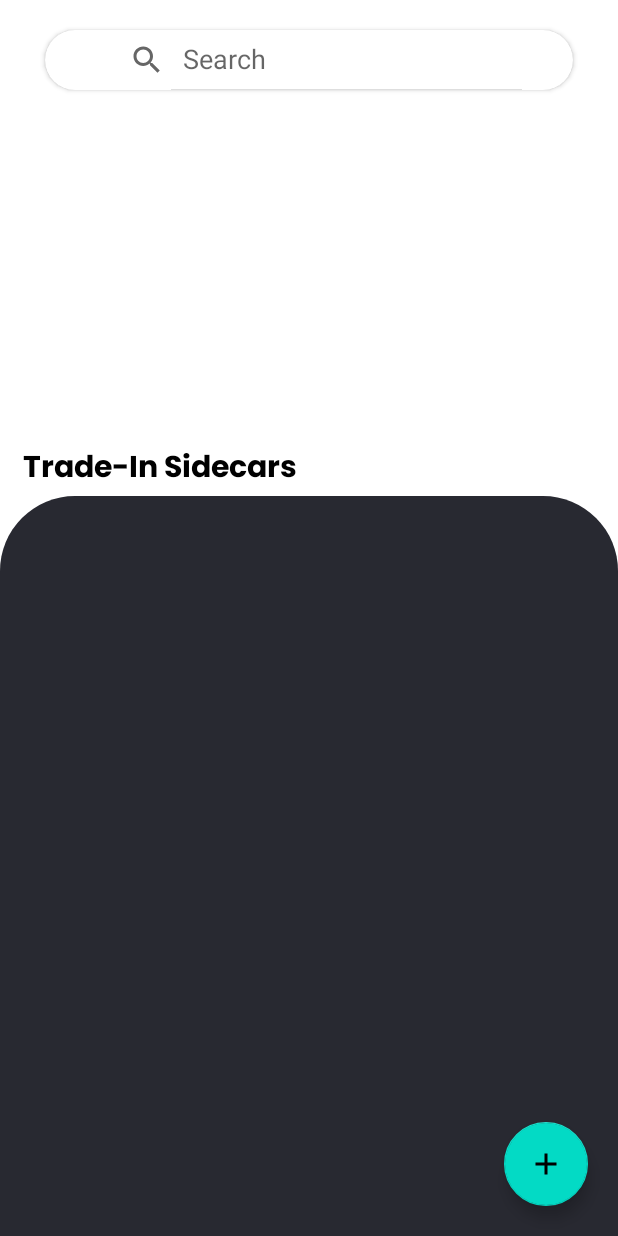
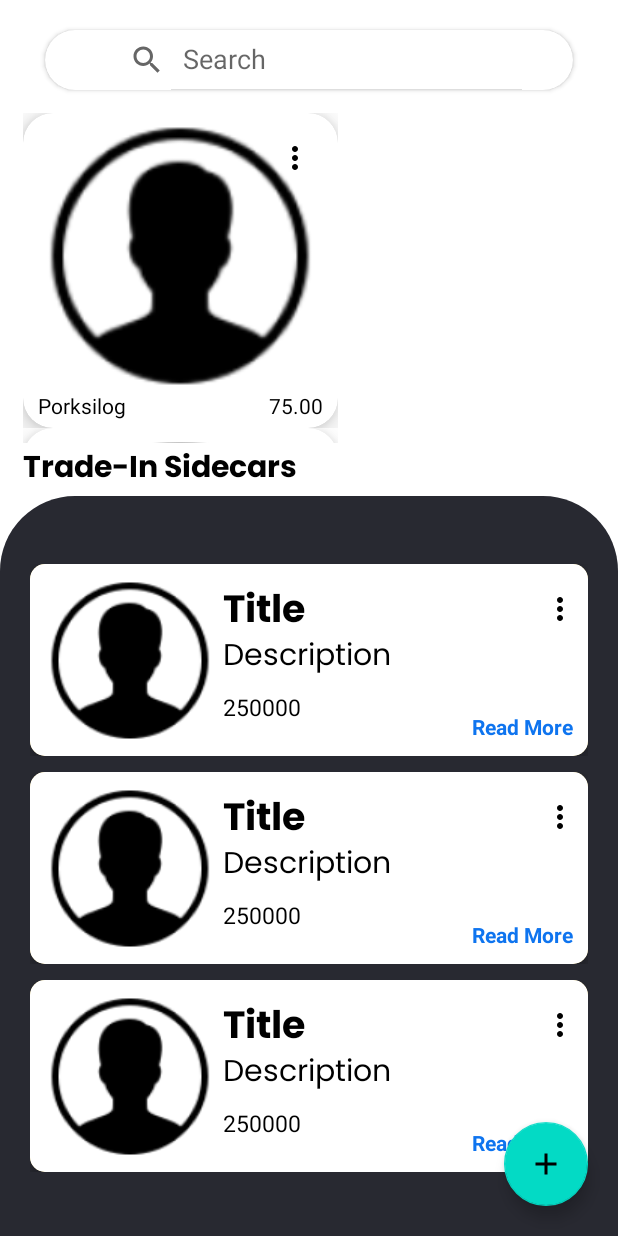
Before and after one commit to jayaustin1122/Tricy_GO, an Android app: the layout fragment_home.xml on its own in the app's theme, with its tools: preview values and no code run, on a phone screen of 412 x 824 dp. Run offline under Robolectric (Android 15) with nearby library versions, the phone set to English and light mode, and no system bars.

Commit message:
Home User

```diff
--- a/app/src/main/AndroidManifest.xml
+++ b/app/src/main/AndroidManifest.xml
@@ -1,8 +1,10 @@
 <?xml version="1.0" encoding="utf-8"?>
 <manifest xmlns:android="http://schemas.android.com/apk/res/android"
     xmlns:tools="http://schemas.android.com/tools">
+
     <uses-permission android:name="android.permission.INTERNET" />
     <uses-permission android:name="com.google.android.c2dm.permission.RECEIVE" />
+
     <application
         android:allowBackup="true"
         android:dataExtractionRules="@xml/data_extraction_rules"
@@ -12,6 +14,9 @@
         android:supportsRtl="true"
         android:theme="@style/Theme.TricyGo_Final"
         tools:targetApi="31">
+        <activity
+            android:name=".TricyDetailsActivity"
+            android:exported="false" />
         <activity
             android:name=".MainActivity"
             android:exported="true">
--- a/app/src/main/java/com/example/tricygo_final/admin/tabs/AddOns.kt
+++ b/app/src/main/java/com/example/tricygo_final/admin/tabs/AddOns.kt
@@ -122,6 +122,7 @@ class AddOns : BottomSheetDialogFragment()  {
         val addOns = AddOnModel(
             uid = uid,
             name = name,
+            price = price,
             description = description,
             image = imgUrl,
             currentDate = currentDate,
--- a/app/src/main/java/com/example/tricygo_final/admin/tabs/AddTradeIn.kt
+++ b/app/src/main/java/com/example/tricygo_final/admin/tabs/AddTradeIn.kt
@@ -121,6 +121,7 @@ class AddTradeIn: BottomSheetDialogFragment() {
         val tradeIn = TradeInModel(
             uid = uid,
             name = name,
+            price = price,
             description = description,
             image = imgUrl,
             currentDate = currentDate,
--- a/app/src/main/java/com/example/tricygo_final/admin/tabs/BottomSheetDialogFragment.kt
+++ b/app/src/main/java/com/example/tricygo_final/admin/tabs/BottomSheetDialogFragment.kt
@@ -125,6 +125,7 @@ class MyBottomSheetDialogFragment : BottomSheetDialogFragment() {
         val tricyModel = TricycleModel(
             uid = uid,
             name = name,
+            price = price,
             description = description,
             image = imgUrl,
             currentDate = currentDate,
--- a/app/src/main/java/com/example/tricygo_final/admin/tabs/HomeFragment.kt
+++ b/app/src/main/java/com/example/tricygo_final/admin/tabs/HomeFragment.kt
@@ -7,6 +7,8 @@ import android.view.View
 import android.view.ViewGroup
 import android.view.animation.Animation
 import android.view.animation.AnimationUtils
+import androidx.cardview.widget.CardView
+import androidx.core.content.ContextCompat
 import com.example.tricygo_final.R
 import com.example.tricygo_final.databinding.FragmentHomeBinding
 
--- a/app/src/main/java/com/example/tricygo_final/models/AddOnModel.kt
+++ b/app/src/main/java/com/example/tricygo_final/models/AddOnModel.kt
@@ -3,7 +3,8 @@ package com.example.tricygo_final.models
 data class AddOnModel(
     val uid: String?,
     val name: String?,
-    val description: String?,
+    val price: String?,
+    val description:String?,
     val image: String?,
     val currentDate: String?,
     val currentTime: String?,
--- a/app/src/main/java/com/example/tricygo_final/models/TradeInModel.kt
+++ b/app/src/main/java/com/example/tricygo_final/models/TradeInModel.kt
@@ -3,6 +3,7 @@ package com.example.tricygo_final.models
 data class TradeInModel(
     val uid: String?,
     val name: String?,
+    val price: String?,
     val description: String?,
     val image: String?,
     val currentDate: String?,
--- a/app/src/main/java/com/example/tricygo_final/models/TricycleModel.kt
+++ b/app/src/main/java/com/example/tricygo_final/models/TricycleModel.kt
@@ -3,6 +3,7 @@ package com.example.tricygo_final.models
 data class TricycleModel(
     val uid: String?,
     val name: String?,
+    val price: String?,
     val description: String?,
     val image: String?,
     val currentDate: String?,
--- /dev/null
+++ b/app/src/main/res/drawable/ic_baseline_more_vert_24.xml
@@ -0,0 +1,5 @@
+<vector android:height="24dp" android:tint="#000000"
+    android:viewportHeight="24" android:viewportWidth="24"
+    android:width="24dp" xmlns:android="http://schemas.android.com/apk/res/android">
+    <path android:fillColor="@android:color/white" android:pathData="M12,8c1.1,0 2,-0.9 2,-2s-0.9,-2 -2,-2 -2,0.9 -2,2 0.9,2 2,2zM12,10c-1.1,0 -2,0.9 -2,2s0.9,2 2,2 2,-0.9 2,-2 -0.9,-2 -2,-2zM12,16c-1.1,0 -2,0.9 -2,2s0.9,2 2,2 2,-0.9 2,-2 -0.9,-2 -2,-2z"/>
+</vector>
--- a/app/src/main/res/layout/fragment_home.xml
+++ b/app/src/main/res/layout/fragment_home.xml
@@ -44,7 +44,8 @@
         app:layout_constraintEnd_toEndOf="parent"
         app:layout_constraintHorizontal_bias="0.517"
         app:layout_constraintStart_toStartOf="parent"
-        app:layout_constraintTop_toBottomOf="@+id/cardView" />
+        app:layout_constraintTop_toBottomOf="@+id/cardView"
+        tools:listitem="@layout/item_tricycle_row" />
 
     <TextView
         android:id="@+id/textView3"
@@ -65,17 +66,33 @@
         app:layout_constraintEnd_toEndOf="parent"
         app:layout_constraintHorizontal_bias="0.5"
         app:layout_constraintStart_toStartOf="parent"
-        app:layout_constraintTop_toBottomOf="@+id/textView3"/>
+        app:layout_constraintTop_toBottomOf="@+id/textView3">
+
+        <androidx.recyclerview.widget.RecyclerView
+            android:id="@+id/rc2"
+            android:layout_width="0dp"
+            android:layout_height="0dp"
+            android:layout_marginStart="20dp"
+            android:layout_marginEnd="20dp"
+            android:layout_marginTop="40dp"
+            tools:listitem="@layout/item_tradein_row"
+            app:layout_constraintBottom_toBottomOf="parent"
+            app:layout_constraintEnd_toEndOf="parent"
+            app:layout_constraintHorizontal_bias="0.5"
+            app:layout_constraintStart_toStartOf="parent"
+            app:layout_constraintTop_toTopOf="parent"
+            app:layout_constraintVertical_bias="0.5" />
+    </androidx.constraintlayout.widget.ConstraintLayout>
 
     <com.google.android.material.floatingactionbutton.FloatingActionButton
         android:id="@+id/fabAdd"
         android:layout_width="wrap_content"
         android:layout_height="wrap_content"
+        android:layout_margin="20dp"
         android:clickable="true"
-        android:layout_margin="20dp"
-        android:tint="@android:color/white"
         android:focusable="true"
         android:src="@drawable/baseline_add_24"
+        android:tint="@android:color/white"
         app:layout_constraintBottom_toBottomOf="parent"
         app:layout_constraintEnd_toEndOf="parent" />
 
@@ -84,8 +101,8 @@
         android:layout_width="wrap_content"
         android:layout_height="wrap_content"
         android:focusable="true"
+        android:text="Trade-in"
         android:visibility="invisible"
-        android:text="Trade-in"
         app:layout_constraintBottom_toTopOf="@+id/btnAddTricycle"
         app:layout_constraintEnd_toEndOf="@+id/btnAddTricycle" />
 
@@ -94,8 +111,8 @@
         android:layout_width="wrap_content"
         android:layout_height="wrap_content"
         android:focusable="true"
+        android:text="tricycle"
         android:visibility="invisible"
-        android:text="tricycle"
         app:layout_constraintBottom_toTopOf="@+id/btnAddOns"
         app:layout_constraintEnd_toEndOf="@+id/btnAddOns" />
 
@@ -103,9 +120,9 @@
         android:id="@+id/btnAddOns"
         android:layout_width="wrap_content"
         android:layout_height="wrap_content"
+        android:focusable="true"
         android:text="Add-ons"
         android:visibility="invisible"
-        android:focusable="true"
         app:layout_constraintBottom_toTopOf="@+id/fabAdd"
         app:layout_constraintEnd_toEndOf="@+id/fabAdd" />
 </androidx.constraintlayout.widget.ConstraintLayout>
--- /dev/null
+++ b/app/src/main/res/layout/item_tradein_row.xml
@@ -0,0 +1,107 @@
+<?xml version="1.0" encoding="utf-8"?>
+<androidx.constraintlayout.widget.ConstraintLayout xmlns:android="http://schemas.android.com/apk/res/android"
+
+    xmlns:app="http://schemas.android.com/apk/res-auto"
+    xmlns:tools="http://schemas.android.com/tools"
+    android:layout_width="match_parent"
+    android:layout_marginTop="5dp"
+    android:layout_marginBottom="5dp"
+    android:layout_height="wrap_content">
+
+    <androidx.cardview.widget.CardView
+        app:cardCornerRadius="10dp"
+        android:id="@+id/card"
+        android:layout_width="match_parent"
+        android:backgroundTint="@color/yellow"
+        app:cardElevation="10dp"
+        app:cardBackgroundColor="@color/yellow"
+        android:layout_height="wrap_content"
+        app:layout_constraintBottom_toBottomOf="parent"
+        app:layout_constraintEnd_toEndOf="parent"
+        app:layout_constraintHorizontal_bias="0.5"
+        app:layout_constraintStart_toStartOf="parent"
+        app:layout_constraintTop_toTopOf="parent"
+        app:layout_constraintVertical_bias="0.5">
+
+        <androidx.constraintlayout.widget.ConstraintLayout
+            android:layout_width="match_parent"
+            android:background="@color/white"
+            android:layout_height="match_parent">
+
+            <TextView
+                android:id="@+id/tvTitle"
+                android:layout_width="0dp"
+                android:layout_height="36dp"
+                android:fontFamily="@font/bold"
+                android:gravity="left"
+                android:maxLines="2"
+                android:paddingStart="5dp"
+                android:text="Title"
+                android:textColor="@color/black"
+                android:textSize="25sp"
+                android:textStyle="bold"
+                app:layout_constraintEnd_toStartOf="@+id/btnMore"
+                app:layout_constraintStart_toEndOf="@+id/imgPicture"
+                app:layout_constraintTop_toTopOf="@+id/imgPicture" />
+
+            <ImageButton
+                android:id="@+id/btnMore"
+                android:layout_width="37dp"
+                android:layout_height="40dp"
+                android:background="@android:color/transparent"
+                app:layout_constraintEnd_toEndOf="parent"
+                app:layout_constraintTop_toTopOf="@+id/tvTitle"
+                app:srcCompat="@drawable/ic_baseline_more_vert_24"
+                tools:ignore="SpeakableTextPresentCheck,TouchTargetSizeCheck" />
+
+            <TextView
+                android:id="@+id/readMore"
+                android:layout_width="wrap_content"
+                android:layout_height="wrap_content"
+                android:layout_margin="10dp"
+                android:text="Read More"
+                android:textColor="@color/blue"
+                android:textStyle="bold"
+                app:layout_constraintBottom_toBottomOf="parent"
+                app:layout_constraintEnd_toEndOf="parent" />
+
+
+            <TextView
+                android:id="@+id/tvPrice"
+                android:layout_width="wrap_content"
+                android:layout_height="wrap_content"
+                android:padding="5dp"
+                android:text="250000"
+                android:textColor="@color/black"
+                android:textSize="15sp"
+                app:layout_constraintStart_toEndOf="@+id/imgPicture"
+                app:layout_constraintTop_toBottomOf="@+id/tvDesc" />
+
+            <de.hdodenhof.circleimageview.CircleImageView
+                android:id="@+id/imgPicture"
+                android:layout_width="113dp"
+                android:layout_height="108dp"
+                android:layout_margin="10dp"
+                android:src="@drawable/profile"
+                app:layout_constraintBottom_toBottomOf="parent"
+                app:layout_constraintStart_toStartOf="parent"
+                app:layout_constraintTop_toTopOf="parent" />
+
+            <TextView
+                android:id="@+id/tvDesc"
+                android:layout_width="0dp"
+                android:layout_height="wrap_content"
+                android:layout_alignParentStart="true"
+                android:fontFamily="@font/regular"
+                android:maxLines="1"
+                android:paddingStart="5dp"
+                android:text="Description"
+                android:textColor="@color/black"
+                android:textSize="20sp"
+                app:layout_constraintEnd_toEndOf="parent"
+                app:layout_constraintStart_toEndOf="@+id/imgPicture"
+                app:layout_constraintTop_toBottomOf="@+id/tvTitle" />
+        </androidx.constraintlayout.widget.ConstraintLayout>
+    </androidx.cardview.widget.CardView>
+
+</androidx.constraintlayout.widget.ConstraintLayout>
--- /dev/null
+++ b/app/src/main/res/layout/item_tricycle_row.xml
@@ -0,0 +1,74 @@
+<?xml version="1.0" encoding="utf-8"?>
+<androidx.constraintlayout.widget.ConstraintLayout xmlns:android="http://schemas.android.com/apk/res/android"
+    xmlns:app="http://schemas.android.com/apk/res-auto"
+    android:layout_width="wrap_content"
+    android:layout_height="wrap_content"
+    xmlns:tools="http://schemas.android.com/tools">
+    <androidx.constraintlayout.widget.ConstraintLayout
+        android:layout_width="210dp"
+        android:layout_height="210dp">
+
+        <androidx.cardview.widget.CardView
+            android:layout_width="210dp"
+            android:layout_height="210dp"
+            android:layout_margin="5dp"
+            app:cardElevation="10dp"
+            app:cardCornerRadius="20dp"
+            app:layout_constraintBottom_toBottomOf="parent"
+            app:layout_constraintEnd_toEndOf="parent"
+            app:layout_constraintHorizontal_bias="0.5"
+            app:layout_constraintStart_toStartOf="parent"
+            app:layout_constraintTop_toTopOf="parent"
+            app:layout_constraintVertical_bias="0.5">
+            <LinearLayout
+                android:layout_width="match_parent"
+                android:orientation="vertical"
+                android:layout_height="match_parent">
+                <de.hdodenhof.circleimageview.CircleImageView
+                    android:id="@+id/img"
+                    android:layout_width="180dp"
+                    android:src="@drawable/profile"
+                    android:layout_height="180dp"
+                    android:layout_marginTop="5dp"
+                    android:layout_gravity="center_horizontal"
+                    />
+                <LinearLayout
+                    android:layout_width="match_parent"
+                    android:layout_height="wrap_content"
+                    android:orientation="horizontal">
+                    <TextView
+                        android:id="@+id/tvTitle"
+                        android:layout_width="wrap_content"
+                        android:layout_height="wrap_content"
+                        android:textColor="@color/black"
+                        android:paddingStart="10dp"
+                        android:layout_gravity="center_horizontal"
+                        android:text="Porksilog"/>
+                    <TextView
+                        android:id="@+id/tvPrice"
+                        android:layout_width="match_parent"
+                        android:layout_height="wrap_content"
+                        android:textColor="@color/black"
+                        android:gravity="end"
+                        android:paddingEnd="10dp"
+                        android:layout_gravity="center_horizontal"
+                        android:text="75.00"/>
+                </LinearLayout>
+
+            </LinearLayout>
+
+        </androidx.cardview.widget.CardView>
+
+    </androidx.constraintlayout.widget.ConstraintLayout>
+    <ImageButton
+        android:id="@+id/btnMore"
+        android:layout_width="37dp"
+        android:layout_height="40dp"
+        android:layout_margin="10dp"
+        android:background="@android:color/transparent"
+        app:layout_constraintEnd_toEndOf="parent"
+        app:layout_constraintTop_toTopOf="parent"
+        app:srcCompat="@drawable/ic_baseline_more_vert_24" />
+
+
+</androidx.constraintlayout.widget.ConstraintLayout>
```
Also changed, not shown: app/src/main/java/com/example/tricygo_final/adapter/TricycleAdapter.kt (added, +146 -0 lines), app/src/main/java/com/example/tricygo_final/admin/activity/TricyDetailsActivity.kt (added, +51 -0 lines), app/src/main/res/layout/activity_tricy_details.xml (added, +79 -0 lines), app/src/main/res/navigation/my_nav.xml (+14 -0 lines), app/src/main/res/drawable/tricy.png (added).
